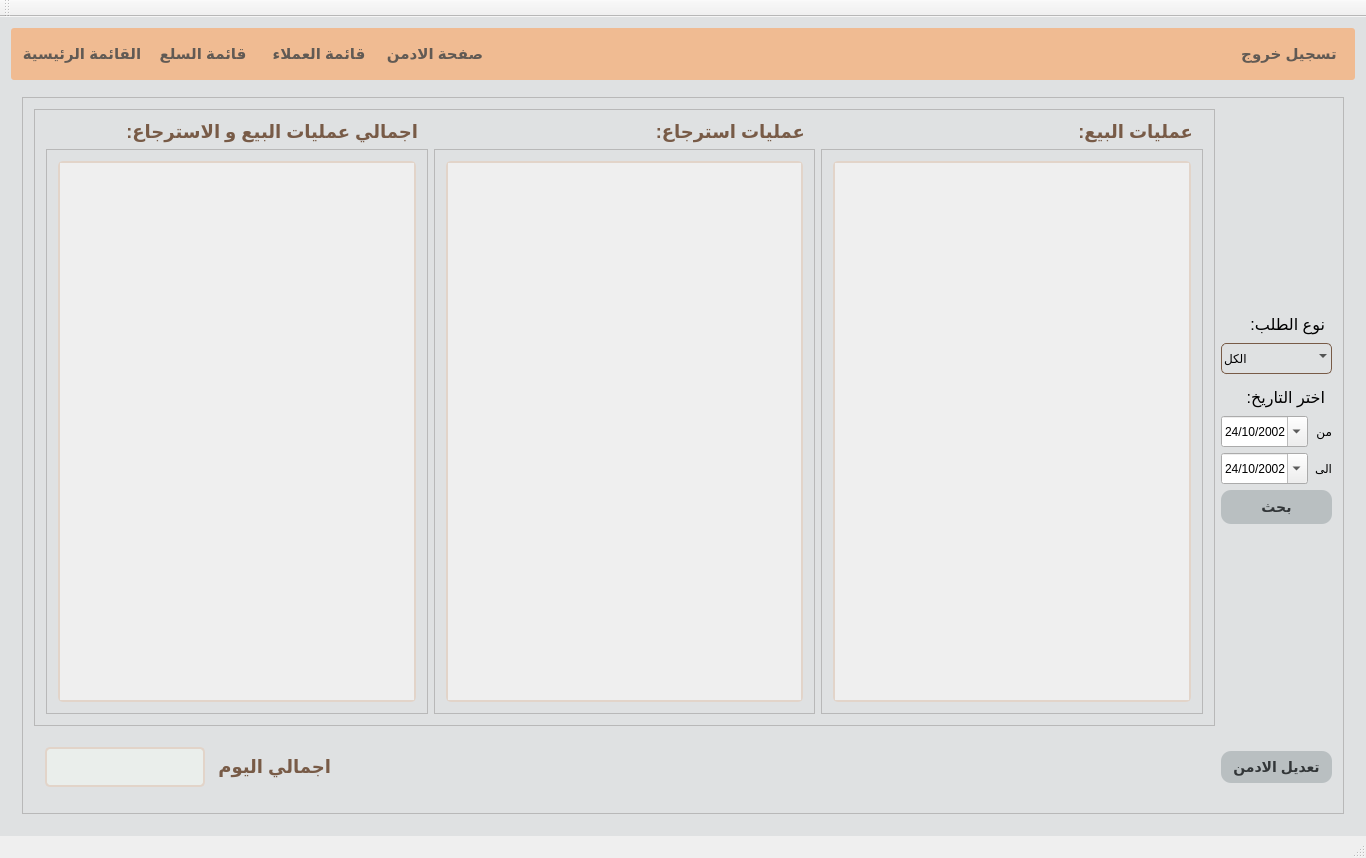
First picture: the form in cashRegisterSystem/cashRegisterSystem.ui, repository Ismaeel-Muhammad/Cash-Register-System, before the edit.
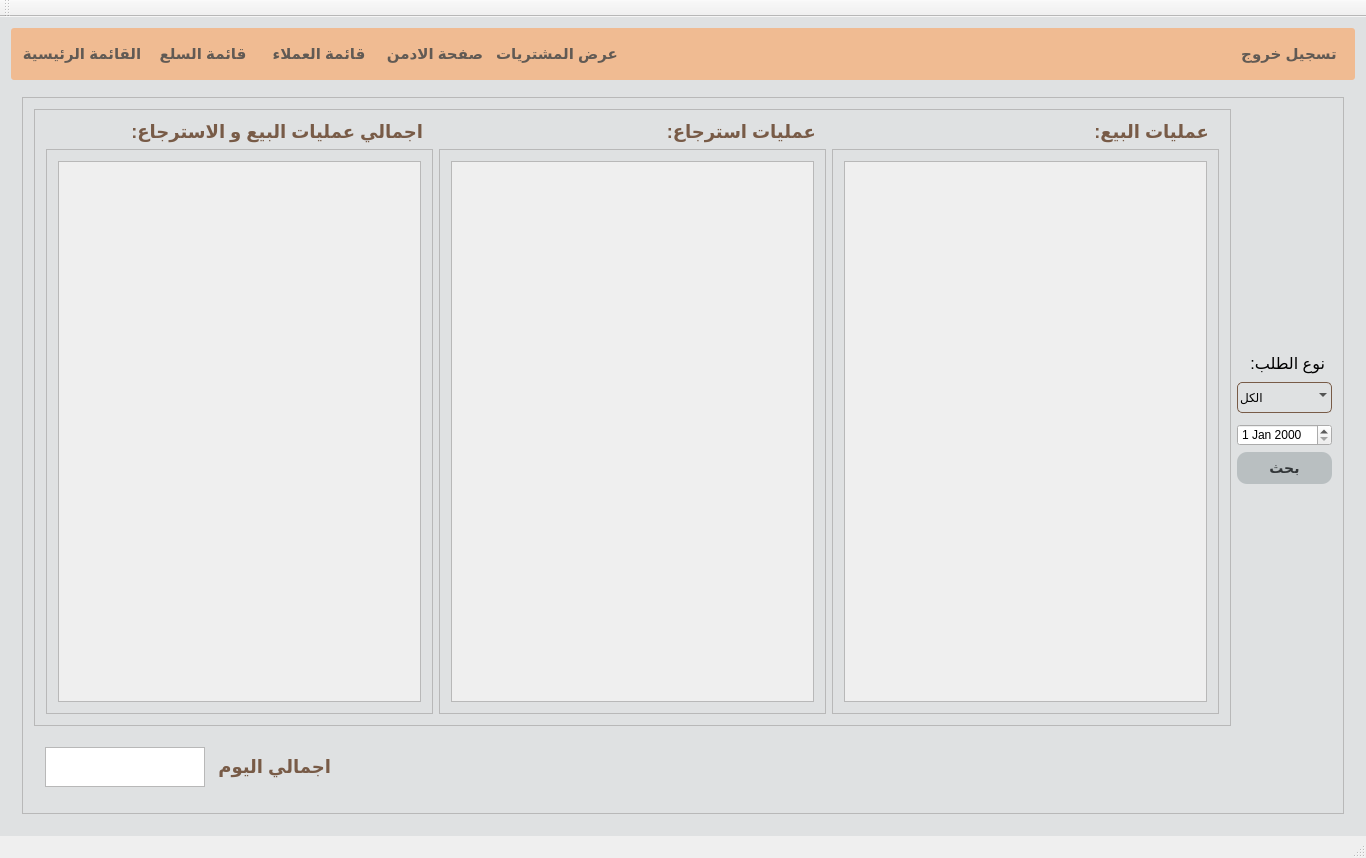
Second picture: the form after the edit. Icons and pictures are not drawn.

Commit message: gave the ability to the non-admin user to see today's sales

The edit to the form file:
```diff
--- a/cashRegisterSystem/cashRegisterSystem.ui
+++ b/cashRegisterSystem/cashRegisterSystem.ui
@@ -121,6 +121,13 @@
          </property>
         </widget>
        </item>
+       <item>
+        <widget class="QPushButton" name="go_to_sales_preview_user">
+         <property name="text">
+          <string>عرض المشتريات</string>
+         </property>
+        </widget>
+       </item>
        <item>
         <spacer name="horizontalSpacer">
          <property name="orientation">
@@ -162,7 +169,7 @@
        <string notr="true"/>
       </property>
       <property name="currentIndex">
-       <number>2</number>
+       <number>8</number>
       </property>
       <widget class="QWidget" name="login">
        <property name="maximumSize">
@@ -3191,6 +3198,489 @@
         </item>
        </layout>
       </widget>
+      <widget class="QWidget" name="user_sales_preview">
+       <layout class="QGridLayout" name="gridLayout_28">
+        <item row="0" column="0">
+         <widget class="QFrame" name="frame_5">
+          <property name="styleSheet">
+           <string notr="true">#control_frame{
+background-color:qlineargradient(x1: 0, y1: 0, x2: 0, y2: 1,
+                                      stop: 0 #d9c4b6, stop: 1 #faf7f5);
+border:none;
+border-radius: 5px;
+}
+#opType{
+padding:2px;
+border:none;
+border:1px solid rgba(120, 91, 71, 1);
+border-radius:5px;
+
+}
+#opType::hover{
+background-color: rgba(200,171,151,0.5);
+border:none;
+}
+#OPsearch{
+font-size:14px;
+background-color:rgba(185,191,193,1);
+color:#323638;
+border-radius:10px;
+font-weight:bold;
+padding:2px;
+}
+#OPsearch::hover{
+background-color: rgba(200,171,151,0.5);
+}
+QComboBox::down-arrow{
+image:url(:/cashRegisterSystem2/media/arrow-down.png);
+color:rgba(120, 91, 71, 1);
+border-radius:5px;
+}
+#date_search::down-arrow{
+image:url(:/cashRegisterSystem2/media/arrow-down.png);
+}
+#date_search::hover{
+background-color: rgba(200,171,151,0.5);
+}
+#date_search{
+padding:2px;
+border:none;
+border:1px solid rgba(120, 91, 71, 1);
+border-radius:5px;
+}
+
+QPushButton::hover{
+background-color: rgba(200,171,151,0.5);
+}
+#day_total_income{
+border:2px solid  #e2d4c9;
+border-radius:5px;
+background-color:rgba(245,250,245,0.5);
+}
+QPlainTextEdit,QLineEdit{
+background:transparent;
+border:none;
+border-bottom:1px solid #474a4c ;
+font-size:15px;
+color:#474a4c;
+}
+QComboBox::down-arrow{
+image:url(:/cashRegisterSystem2/media/arrow-down.png);
+color:rgba(120, 91, 71, 1);
+border-radius:5px;
+}
+QComboBox::down-arrow::hover{
+border-radius:5px;
+}
+QComboBox::hover{
+background-color: rgba(200,171,151,0.5);
+border:none;
+}
+QComboBox{
+background:transparent;
+border:1px solid rgba(120, 91, 71, 1);
+border-radius:5px;
+padding:2px;
+margin-bottom:5px;
+}
+
+#controllingPrice{ 
+border: 1px solid #474747;
+border-radius: 7px;
+}
+
+#controllingQuantity{ 
+border: 1px solid #474747;
+border-radius: 7px;
+}
+
+#controllingProducts{ 
+border: 1px solid #474747;
+border-radius: 7px;
+}
+
+#controllingCategories{ 
+border: 1px solid #474747;
+border-radius: 7px;
+}
+
+#categoryName{
+background:transparent;
+border:none;
+border-bottom:1px solid #474a4c ;
+font-size:15px;
+color:#474a4c;
+}
+QPushButton{
+font-size:14px;
+background-color:rgba(185,191,193,1);
+color:#323638;
+border-radius:10px;
+font-weight:bold;
+padding:1px;
+}
+#add_quantity,#add_category,#add_item{
+margin-bottom:2px;
+}
+label_2,label,label_3,label_12{
+margin-bottom:5px;
+}
+</string>
+          </property>
+          <property name="frameShape">
+           <enum>QFrame::StyledPanel</enum>
+          </property>
+          <property name="frameShadow">
+           <enum>QFrame::Raised</enum>
+          </property>
+          <layout class="QGridLayout" name="gridLayout_24">
+           <item row="0" column="0">
+            <widget class="QFrame" name="frame_6">
+             <property name="minimumSize">
+              <size>
+               <width>0</width>
+               <height>0</height>
+              </size>
+             </property>
+             <property name="frameShape">
+              <enum>QFrame::StyledPanel</enum>
+             </property>
+             <property name="frameShadow">
+              <enum>QFrame::Raised</enum>
+             </property>
+             <layout class="QGridLayout" name="gridLayout_76">
+              <item row="0" column="2">
+               <widget class="QLabel" name="label_48">
+                <property name="styleSheet">
+                 <string notr="true">font-size: 18px;
+font-weight: bold;
+margin-right:5px;
+color:rgba(120, 91, 71, 1)
+</string>
+                </property>
+                <property name="text">
+                 <string>عمليات البيع:</string>
+                </property>
+               </widget>
+              </item>
+              <item row="1" column="1">
+               <widget class="QFrame" name="return_operations_frame_user">
+                <property name="styleSheet">
+                 <string notr="true">#scrollArea_6{
+border:2px solid  #e2d4c9;
+border-radius:5px;
+background-color:rgba(245,250,245,0.5);
+}
+</string>
+                </property>
+                <property name="frameShape">
+                 <enum>QFrame::StyledPanel</enum>
+                </property>
+                <property name="frameShadow">
+                 <enum>QFrame::Raised</enum>
+                </property>
+                <layout class="QGridLayout" name="gridLayout_77">
+                 <item row="0" column="0">
+                  <widget class="QScrollArea" name="scrollArea_17">
+                   <property name="widgetResizable">
+                    <bool>true</bool>
+                   </property>
+                   <widget class="QWidget" name="return_operations_contents_user">
+                    <property name="geometry">
+                     <rect>
+                      <x>0</x>
+                      <y>0</y>
+                      <width>374</width>
+                      <height>545</height>
+                     </rect>
+                    </property>
+                    <layout class="QGridLayout" name="gridLayout_78">
+                     <item row="0" column="0">
+                      <layout class="QVBoxLayout" name="return_VLayout_user"/>
+                     </item>
+                    </layout>
+                   </widget>
+                  </widget>
+                 </item>
+                </layout>
+               </widget>
+              </item>
+              <item row="0" column="1">
+               <widget class="QLabel" name="label_49">
+                <property name="styleSheet">
+                 <string notr="true">font-size: 18px;
+font-weight: bold;
+margin-right:5px;
+color:rgba(120, 91, 71, 1)
+</string>
+                </property>
+                <property name="text">
+                 <string>عمليات استرجاع:</string>
+                </property>
+               </widget>
+              </item>
+              <item row="0" column="0">
+               <widget class="QLabel" name="label_50">
+                <property name="styleSheet">
+                 <string notr="true">font-size: 18px;
+font-weight: bold;
+margin-right:5px;
+color:rgba(120, 91, 71, 1)
+</string>
+                </property>
+                <property name="text">
+                 <string>اجمالي عمليات البيع و الاسترجاع:</string>
+                </property>
+               </widget>
+              </item>
+              <item row="1" column="2">
+               <widget class="QFrame" name="sell_operations_frame_user">
+                <property name="styleSheet">
+                 <string notr="true">#scrollArea_5{
+border:2px solid  #e2d4c9;
+border-radius:5px;
+background-color:rgba(245,250,245,0.5);
+}
+</string>
+                </property>
+                <property name="frameShape">
+                 <enum>QFrame::StyledPanel</enum>
+                </property>
+                <property name="frameShadow">
+                 <enum>QFrame::Raised</enum>
+                </property>
+                <layout class="QGridLayout" name="gridLayout_79">
+                 <item row="0" column="0">
+                  <widget class="QScrollArea" name="scrollArea_18">
+                   <property name="widgetResizable">
+                    <bool>true</bool>
+                   </property>
+                   <widget class="QWidget" name="sell_operations_contents_user">
+                    <property name="geometry">
+                     <rect>
+                      <x>0</x>
+                      <y>0</y>
+                      <width>373</width>
+                      <height>545</height>
+                     </rect>
+                    </property>
+                    <layout class="QGridLayout" name="gridLayout_80">
+                     <item row="0" column="0">
+                      <layout class="QVBoxLayout" name="sell_VLayout_user"/>
+                     </item>
+                    </layout>
+                   </widget>
+                  </widget>
+                 </item>
+                </layout>
+               </widget>
+              </item>
+              <item row="1" column="0">
+               <widget class="QFrame" name="total_operations_frame_user">
+                <property name="styleSheet">
+                 <string notr="true">#scrollArea_7{
+border:2px solid  #e2d4c9;
+border-radius:5px;
+background-color:rgba(245,250,245,0.5);
+}
+</string>
+                </property>
+                <property name="frameShape">
+                 <enum>QFrame::StyledPanel</enum>
+                </property>
+                <property name="frameShadow">
+                 <enum>QFrame::Raised</enum>
+                </property>
+                <layout class="QGridLayout" name="gridLayout_81">
+                 <item row="0" column="0">
+                  <widget class="QScrollArea" name="scrollArea_19">
+                   <property name="widgetResizable">
+                    <bool>true</bool>
+                   </property>
+                   <widget class="QWidget" name="total_operations_contents_user">
+                    <property name="geometry">
+                     <rect>
+                      <x>0</x>
+                      <y>0</y>
+                      <width>373</width>
+                      <height>545</height>
+                     </rect>
+                    </property>
+                    <layout class="QGridLayout" name="gridLayout_82">
+                     <item row="0" column="0">
+                      <layout class="QVBoxLayout" name="total_VLayout_user"/>
+                     </item>
+                    </layout>
+                   </widget>
+                  </widget>
+                 </item>
+                </layout>
+               </widget>
+              </item>
+             </layout>
+            </widget>
+           </item>
+           <item row="0" column="1">
+            <layout class="QVBoxLayout" name="verticalLayout_12">
+             <item>
+              <spacer name="verticalSpacer_11">
+               <property name="orientation">
+                <enum>Qt::Vertical</enum>
+               </property>
+               <property name="sizeHint" stdset="0">
+                <size>
+                 <width>20</width>
+                 <height>40</height>
+                </size>
+               </property>
+              </spacer>
+             </item>
+             <item>
+              <widget class="QLabel" name="label_51">
+               <property name="styleSheet">
+                <string notr="true">margin: 3px;
+font-size: 16px;</string>
+               </property>
+               <property name="text">
+                <string>نوع الطلب:</string>
+               </property>
+              </widget>
+             </item>
+             <item>
+              <widget class="QComboBox" name="opType_user">
+               <property name="cursor">
+                <cursorShape>PointingHandCursor</cursorShape>
+               </property>
+               <property name="styleSheet">
+                <string notr="true">height: 25px</string>
+               </property>
+               <item>
+                <property name="text">
+                 <string>الكل</string>
+                </property>
+               </item>
+               <item>
+                <property name="text">
+                 <string>طلب عادي</string>
+                </property>
+               </item>
+               <item>
+                <property name="text">
+                 <string>طلب اونلاين</string>
+                </property>
+               </item>
+               <item>
+                <property name="text">
+                 <string>طلب جملة</string>
+                </property>
+               </item>
+              </widget>
+             </item>
+             <item>
+              <widget class="QDateEdit" name="dateEdit_user"/>
+             </item>
+             <item>
+              <widget class="QPushButton" name="OPsearch_user">
+               <property name="cursor">
+                <cursorShape>PointingHandCursor</cursorShape>
+               </property>
+               <property name="styleSheet">
+                <string notr="true">height: 30px;</string>
+               </property>
+               <property name="text">
+                <string>بحث</string>
+               </property>
+              </widget>
+             </item>
+             <item>
+              <spacer name="verticalSpacer_12">
+               <property name="orientation">
+                <enum>Qt::Vertical</enum>
+               </property>
+               <property name="sizeHint" stdset="0">
+                <size>
+                 <width>20</width>
+                 <height>40</height>
+                </size>
+               </property>
+              </spacer>
+             </item>
+            </layout>
+           </item>
+           <item row="1" column="0">
+            <widget class="QFrame" name="Total_of_the_day_user">
+             <property name="maximumSize">
+              <size>
+               <width>16777215</width>
+               <height>70</height>
+              </size>
+             </property>
+             <layout class="QGridLayout" name="gridLayout_27">
+              <item row="1" column="0">
+               <widget class="QTextBrowser" name="day_total_income_user">
+                <property name="minimumSize">
+                 <size>
+                  <width>160</width>
+                  <height>20</height>
+                 </size>
+                </property>
+                <property name="maximumSize">
+                 <size>
+                  <width>100</width>
+                  <height>40</height>
+                 </size>
+                </property>
+                <property name="styleSheet">
+                 <string notr="true"/>
+                </property>
+               </widget>
+              </item>
+              <item row="1" column="1">
+               <widget class="QLabel" name="label_55">
+                <property name="minimumSize">
+                 <size>
+                  <width>120</width>
+                  <height>0</height>
+                 </size>
+                </property>
+                <property name="maximumSize">
+                 <size>
+                  <width>120</width>
+                  <height>40</height>
+                 </size>
+                </property>
+                <property name="styleSheet">
+                 <string notr="true">font-size: 18px;
+font-weight: bold;
+color:rgba(120, 91, 71, 1)
+</string>
+                </property>
+                <property name="text">
+                 <string>اجمالي اليوم</string>
+                </property>
+               </widget>
+              </item>
+              <item row="1" column="2">
+               <spacer name="horizontalSpacer_user">
+                <property name="orientation">
+                 <enum>Qt::Horizontal</enum>
+                </property>
+                <property name="sizeHint" stdset="0">
+                 <size>
+                  <width>40</width>
+                  <height>10</height>
+                 </size>
+                </property>
+               </spacer>
+              </item>
+             </layout>
+            </widget>
+           </item>
+          </layout>
+         </widget>
+        </item>
+       </layout>
+      </widget>
      </widget>
     </item>
    </layout>
```
The commit also changes 10 other files.
